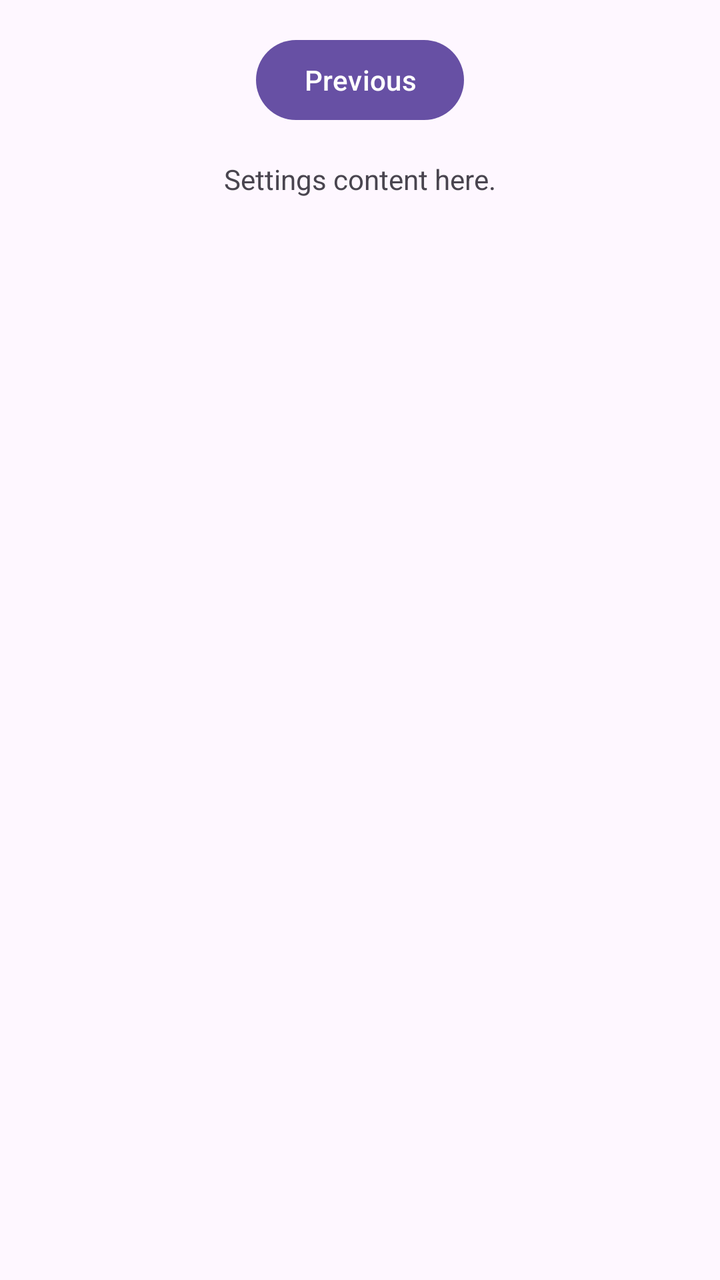
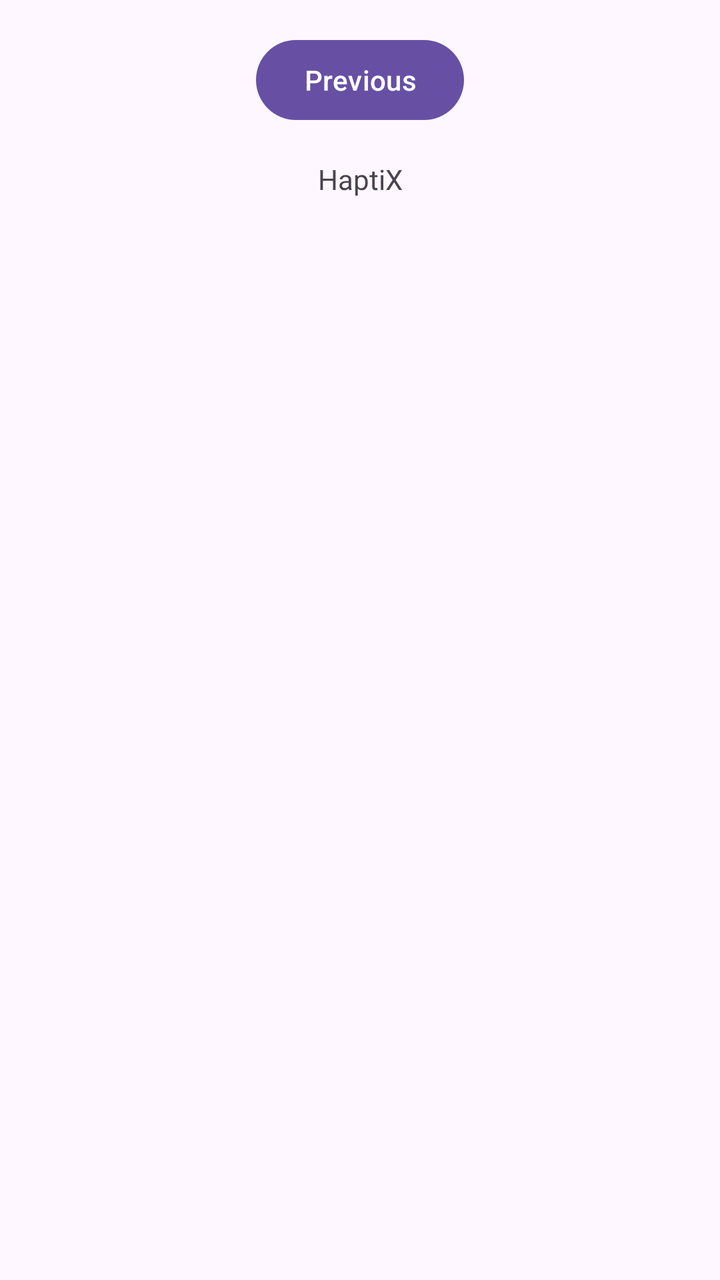

Before-and-after screenshots of an Android layout around one commit, followed by the original layout XML and the change that was made.
<!-- AndroidManifest.xml: application theme Theme.HaptiX -->
<!-- res/layout/fragment_second.xml -->
<?xml version="1.0" encoding="utf-8"?>
<androidx.core.widget.NestedScrollView xmlns:android="http://schemas.android.com/apk/res/android"
    xmlns:app="http://schemas.android.com/apk/res-auto"
    xmlns:tools="http://schemas.android.com/tools"
    android:layout_width="match_parent"
    android:layout_height="match_parent"
    tools:context=".SecondFragment">

    <androidx.constraintlayout.widget.ConstraintLayout
        android:layout_width="match_parent"
        android:layout_height="match_parent"
        android:padding="16dp">

        <Button
            android:id="@+id/button_second"
            android:layout_width="wrap_content"
            android:layout_height="wrap_content"
            android:text="@string/previous"
            app:layout_constraintBottom_toTopOf="@id/textview_second"
            app:layout_constraintEnd_toEndOf="parent"
            app:layout_constraintStart_toStartOf="parent"
            app:layout_constraintTop_toTopOf="parent" />

        <TextView
            android:id="@+id/textview_second"
            android:layout_width="wrap_content"
            android:layout_height="wrap_content"
            android:layout_marginTop="16dp"
            android:text="@string/lorem_ipsum"
            app:layout_constraintBottom_toBottomOf="parent"
            app:layout_constraintEnd_toEndOf="parent"
            app:layout_constraintStart_toStartOf="parent"
            app:layout_constraintTop_toBottomOf="@id/button_second" />
    </androidx.constraintlayout.widget.ConstraintLayout>
</androidx.core.widget.NestedScrollView>
<!-- resources referenced by this layout -->
<resources>
  <string name="lorem_ipsum">Settings content here.</string>
  <string name="previous">Previous</string>
  <style name="Theme.HaptiX" parent="Base.Theme.HaptiX" />
  <style name="Base.Theme.HaptiX" parent="Theme.Material3.DayNight.NoActionBar">
          
          
      </style>
</resources>

<!-- the commit's change to res/layout/fragment_second.xml (unified diff, before → after) -->
@@ -26,7 +26,7 @@
             android:layout_width="wrap_content"
             android:layout_height="wrap_content"
             android:layout_marginTop="16dp"
-            android:text="@string/lorem_ipsum"
+            android:text="HaptiX"
             app:layout_constraintBottom_toBottomOf="parent"
             app:layout_constraintEnd_toEndOf="parent"
             app:layout_constraintStart_toStartOf="parent"
<!-- resource entries referenced after the edit -->
@@ -1,11 +1,17 @@
 <!-- resources referenced by this layout -->
 <resources>
-  <string name="lorem_ipsum">Settings content here.</string>
   <string name="previous">Previous</string>
   <style name="Theme.HaptiX" parent="Base.Theme.HaptiX" />
   <style name="Base.Theme.HaptiX" parent="Theme.Material3.DayNight.NoActionBar">
           
           
+          <item name="toolbarStyle">@style/Widget.App.Toolbar</item>
+      </style>
+  <style name="Widget.App.Toolbar" parent="Widget.Material3.Toolbar">
+          <item name="titleTextAppearance">@style/TextAppearance.App.Toolbar.Title</item>
+      </style>
+  <style name="TextAppearance.App.Toolbar.Title" parent="TextAppearance.Material3.TitleLarge">
+          <item name="android:textSize">18sp</item>
       </style>
 </resources>
 
